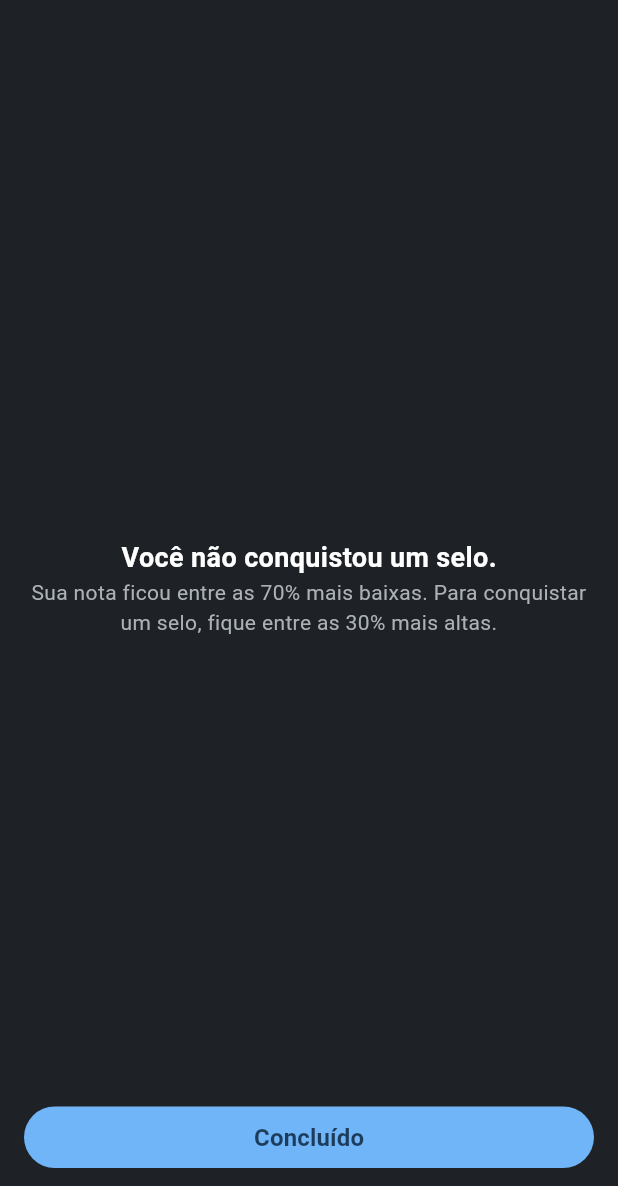
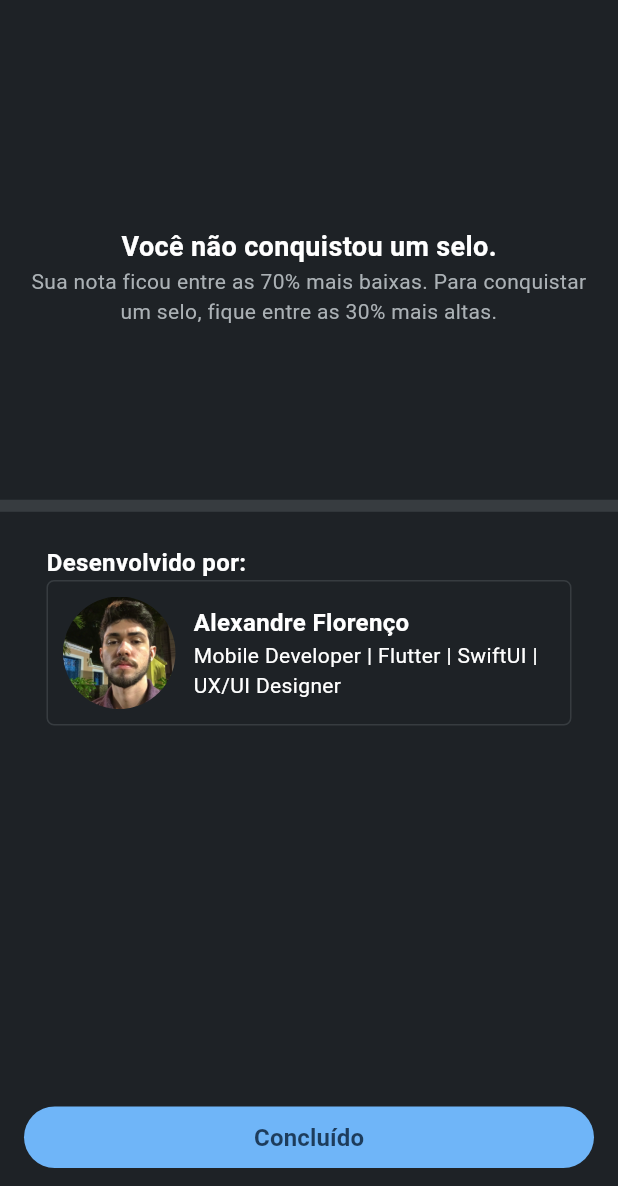
Before and after one commit to AlexFlorenco/appTesteCompetenciaFlutter, a Flutter app: the ResultPage screen opened directly with empty values, on a phone screen of 412 x 824 dp, the part 50-1236 px from its top. Run offline on Flutter 3.47's test engine with Material 2 defaults, Android fonts, the phone set to English and light mode, and no system bars; Roboto replaces fonts that are missing (Helvetica).

Commit message:
feat: Componente de informações do desenvolvedor

```diff
--- /dev/null
+++ b/lib/result_page/components/credits.dart
@@ -0,0 +1,58 @@
+import 'package:flutter/material.dart';
+import 'package:teste_competencia_flutter/colors/colors.dart';
+
+class Credits extends StatelessWidget {
+  const Credits({super.key});
+
+  @override
+  Widget build(BuildContext context) {
+    return Padding(
+      padding: const EdgeInsets.only(left: 16, right: 16),
+      child: Column(
+        crossAxisAlignment: CrossAxisAlignment.start,
+        children: [
+          const Text(
+            "Desenvolvido por:",
+            style: TextStyle(fontWeight: FontWeight.bold, fontSize: 16),
+          ),
+          Container(
+              constraints: const BoxConstraints(maxWidth: 350),
+              padding: const EdgeInsets.all(10),
+              decoration: BoxDecoration(
+                borderRadius: BorderRadius.circular(5),
+                border: Border.all(width: 1, color: bgSecondaryColor),
+              ),
+              child: Row(
+                children: [
+                  ClipOval(
+                    child: Image.asset(
+                      'assets/imgs/dev_perfil.jpg',
+                      width: 75,
+                      height: 75,
+                      fit: BoxFit.cover,
+                    ),
+                  ),
+                  const SizedBox(
+                    width: 12,
+                  ),
+                  const Flexible(
+                    child: Column(
+                      crossAxisAlignment: CrossAxisAlignment.start,
+                      children: [
+                        Text(
+                          'Alexandre Florenço',
+                          style: TextStyle(
+                              fontWeight: FontWeight.bold, fontSize: 16),
+                        ),
+                        Text(
+                            'Mobile Developer | Flutter | SwiftUI | UX/UI Designer')
+                      ],
+                    ),
+                  )
+                ],
+              )),
+        ],
+      ),
+    );
+  }
+}
--- a/lib/result_page/components/result_widget.dart
+++ b/lib/result_page/components/result_widget.dart
@@ -7,7 +7,12 @@ class ResultWidget extends StatelessWidget {
 
   @override
   Widget build(BuildContext context) {
-    return Column(
+    return SizedBox(
+      height: 300,
+      child: Padding(
+        padding: const EdgeInsets.only(left: 16, right: 16),
+        child: Column(
+          mainAxisAlignment: MainAxisAlignment.center,
           children: [
             feedback!
                 ? Image.asset('assets/imgs/trophy_result_dark.png')
@@ -41,6 +46,8 @@ class ResultWidget extends StatelessWidget {
                     textAlign: TextAlign.center,
                   )
           ],
+        ),
+      ),
     );
   }
 }
--- a/lib/result_page/result_page.dart
+++ b/lib/result_page/result_page.dart
@@ -1,6 +1,7 @@
 import 'package:flutter/material.dart';
 import 'package:teste_competencia_flutter/colors/colors.dart';
 import 'package:teste_competencia_flutter/components/primary_button.dart';
+import 'package:teste_competencia_flutter/result_page/components/credits.dart';
 import 'package:teste_competencia_flutter/result_page/components/result_widget.dart';
 
 class ResultPage extends StatelessWidget {
@@ -33,15 +34,29 @@ class ResultPage extends StatelessWidget {
         ),
         toolbarHeight: 44,
       ),
-      body: Container(
-        padding: const EdgeInsets.only(left: 16, right: 16),
-        width: MediaQuery.of(context).size.width,
-        child: Column(
-          mainAxisAlignment: MainAxisAlignment.center,
+      body: SizedBox(
+        height: MediaQuery.of(context).size.height,
+        child: ListView(
           children: [
-            ResultWidget(
-              feedback: isAproved,
-            ),
+            IntrinsicHeight(
+              child: SizedBox(
+                // height: MediaQuery.of(context).size.height,
+                child: Column(
+                  // mainAxisAlignment: MainAxisAlignment.center,
+                  children: [
+                    ResultWidget(
+                      feedback: isAproved,
+                    ),
+                    const Divider(
+                      color: bgSecondaryColor,
+                      thickness: 8,
+                      height: 53,
+                    ),
+                    const Credits(),
+                  ],
+                ),
+              ),
+            )
           ],
         ),
       ),
```
Also changed, not shown: assets/imgs/dev_perfil.jpg (added). Lines whose indentation alone changed are shown as unchanged.
